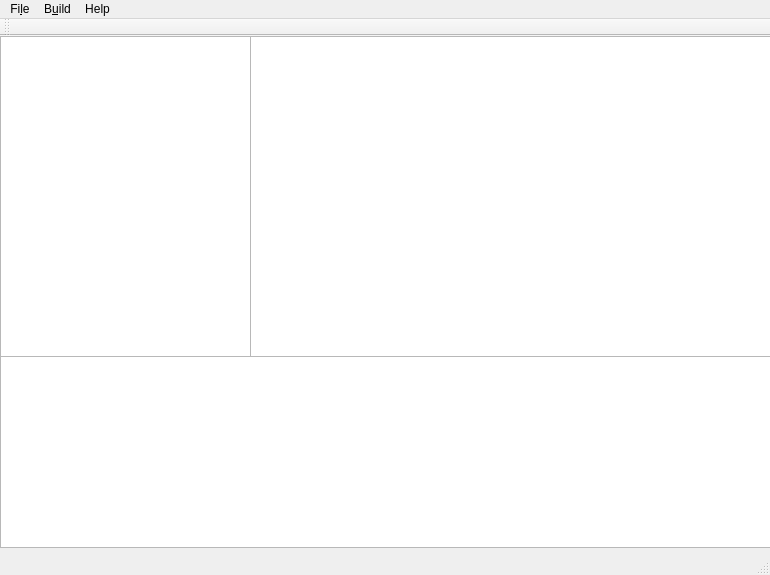
The window that Saber-Plus/mainwindow.ui (demensdeum/Saber-Plus) describes before a commit, drawn with Qt 5.
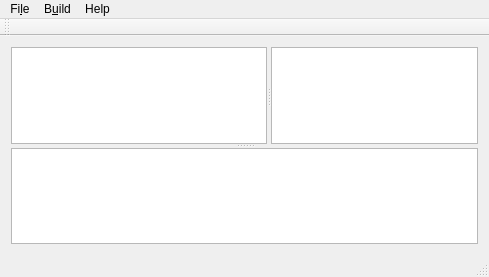
The same window after the commit.

Commit message: Layout with splitters

What changed in the file:
```diff
--- a/Saber-Plus/mainwindow.ui
+++ b/Saber-Plus/mainwindow.ui
@@ -6,33 +6,26 @@
    <rect>
     <x>0</x>
     <y>0</y>
-    <width>770</width>
-    <height>575</height>
+    <width>489</width>
+    <height>277</height>
    </rect>
   </property>
   <property name="windowTitle">
    <string>Saber-Plus</string>
   </property>
   <widget class="QWidget" name="centralWidget">
-   <widget class="QTreeView" name="treeView">
-    <property name="geometry">
-     <rect>
-      <x>0</x>
-      <y>0</y>
-      <width>251</width>
-      <height>321</height>
-     </rect>
-    </property>
-   </widget>
+   <layout class="QHBoxLayout" name="horizontalLayout">
+    <item>
+     <widget class="QSplitter" name="splitter_2">
+      <property name="orientation">
+       <enum>Qt::Vertical</enum>
+      </property>
+      <widget class="QSplitter" name="splitter">
+       <property name="orientation">
+        <enum>Qt::Horizontal</enum>
+       </property>
+       <widget class="QTreeView" name="treeView"/>
    <widget class="QTextEdit" name="textEdit">
-    <property name="geometry">
-     <rect>
-      <x>250</x>
-      <y>0</y>
-      <width>521</width>
-      <height>321</height>
-     </rect>
-    </property>
     <property name="sizePolicy">
      <sizepolicy hsizetype="Expanding" vsizetype="Expanding">
       <horstretch>1</horstretch>
@@ -40,23 +33,18 @@
      </sizepolicy>
     </property>
    </widget>
-   <widget class="QTextBrowser" name="textBrowser">
-    <property name="geometry">
-     <rect>
-      <x>0</x>
-      <y>320</y>
-      <width>771</width>
-      <height>192</height>
-     </rect>
-    </property>
-   </widget>
+      </widget>
+      <widget class="QTextBrowser" name="textBrowser"/>
+     </widget>
+    </item>
+   </layout>
   </widget>
   <widget class="QMenuBar" name="menuBar">
    <property name="geometry">
     <rect>
      <x>0</x>
      <y>0</y>
-     <width>770</width>
+     <width>489</width>
      <height>27</height>
     </rect>
    </property>
```
Left out of the diff: 2 changed lines with no effect on the pictures. Lines whose indentation alone changed are shown as unchanged. The commit also changes 1 other file.
